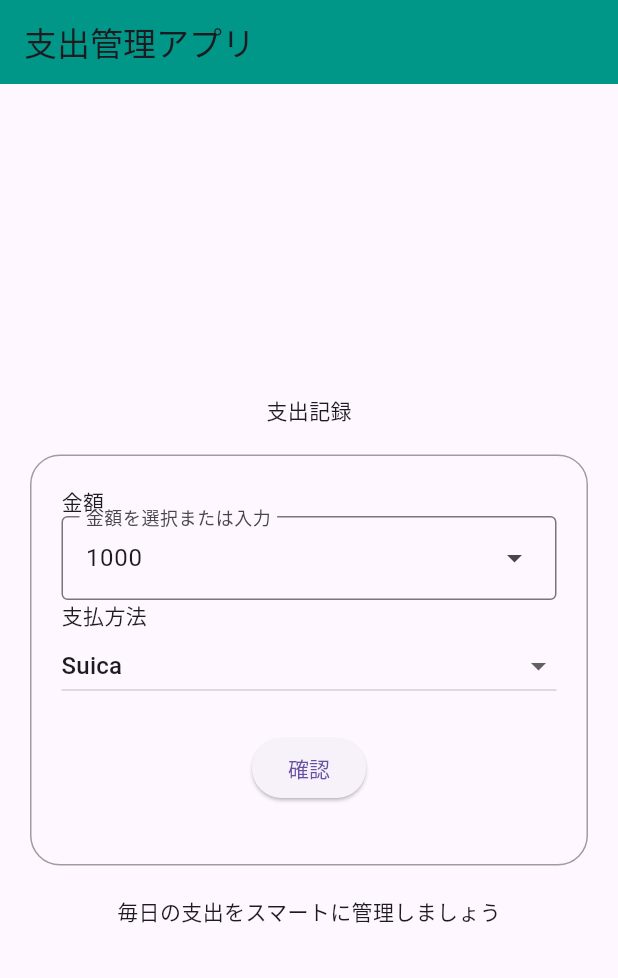
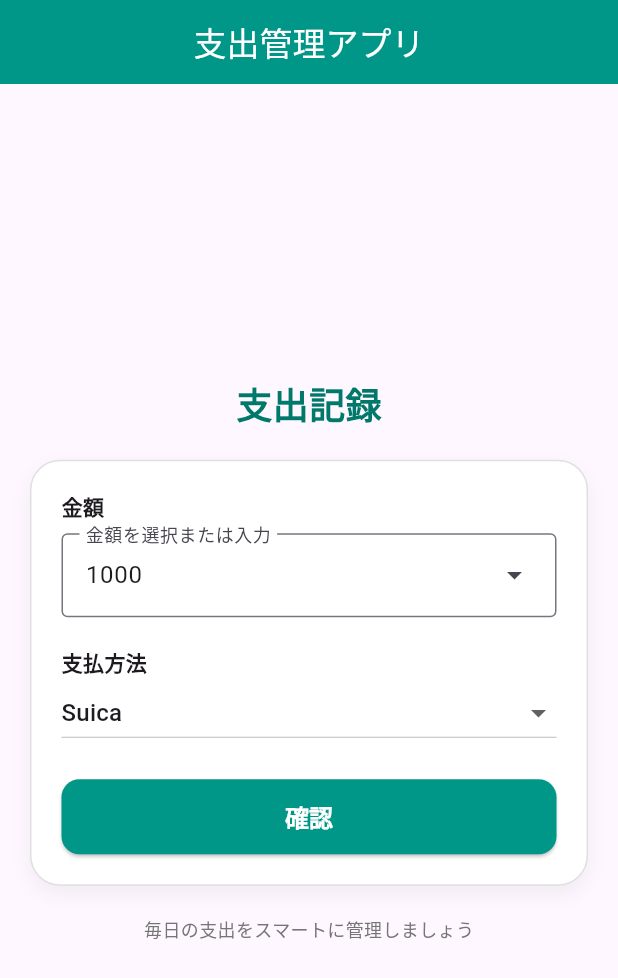
Before and after one commit to PainCorner/HOME-MoneyLog, a Flutter app: the screen it shows after launch, on a phone screen of 412 x 824 dp. Shown: the top 978 px of the screen. Run offline on Flutter 3.47's test engine with Material 3 defaults, Android fonts, the phone set to English and light mode, and no system bars.

Commit message:
入力画面UIを変更しました。AIにリファクタリング、描画を見やすく変更させました。

```diff
--- a/lib/main.dart
+++ b/lib/main.dart
@@ -3,6 +3,5 @@ import 'package:home_moneylog/model.dart';
 
 void main() {
   // クラス名を書くと、勝手にimportが自動補完される（javaと同じ）
-  Model ma = new Model();
-  runApp(ma);
+  runApp(const MaterialApp(home: Model()));
 }
--- a/lib/model.dart
+++ b/lib/model.dart
@@ -2,6 +2,9 @@ import 'package:flutter/material.dart';
 
 class Model extends StatefulWidget {
   const Model({super.key});
+
+
+
 
   @override
   State<Model> createState() => _ModelState();
@@ -14,84 +17,110 @@ class _ModelState extends State<Model> {
 
   @override
   Widget build(BuildContext context) {
-    final confirmBtn = Padding(
+    return Scaffold(
+      appBar: AppBar(
+        title: const Text('支出管理アプリ', style: TextStyle(color: Colors.white)),
+        backgroundColor: Colors.teal,
+        centerTitle: true,
+      ),
+      body: Center(
+        child: SingleChildScrollView(
+          child: Column(
+            mainAxisAlignment: MainAxisAlignment.center,
+            children: [
+              Text(
+                '支出記録',
+                style: TextStyle(
+                  fontSize: 24,
+                  fontWeight: FontWeight.bold,
+                  color: Colors.teal.shade700,
+                ),
+              ),
+              Container(
                 padding: EdgeInsets.all(spacing),
-      child: ElevatedButton(
-        onPressed: () => debugPrint('成功です'),
-        child: Text('確認'),
+                margin: EdgeInsets.all(spacing),
+                decoration: BoxDecoration(
+                  color: Colors.white,
+                  border: Border.all(color: Colors.grey.shade300),
+                  borderRadius: BorderRadius.circular(20),
+                  boxShadow: [
+                    BoxShadow(
+                      color: Colors.black.withOpacity(0.05),
+                      blurRadius: 10,
+                      offset: const Offset(0, 5),
                     ),
-    );
-
-    final amountField = buildFormComboBox('金額');
-    final payField = buildFormDropDown('支払方法');
-
-    final header = Text('支出記録');
-
-    final form = Column(
-      mainAxisAlignment: MainAxisAlignment.center,
-      children: [amountField, payField, confirmBtn],
-    );
-
-    final formCont = Container(
-      decoration: BoxDecoration(
-        border: Border.all(color: Colors.grey),
-        borderRadius: BorderRadius.circular(20),
+                  ],
                 ),
-
-      padding: EdgeInsets.all(spacing),
-      width: double.infinity,
-      margin: EdgeInsets.all(spacing),
-      child: form,
-    );
-
-    final footer = Container(child: Text('毎日の支出をスマートに管理しましょう'));
-
-    final appContents = Column(
-      mainAxisAlignment: MainAxisAlignment.center,
-      children: [header, formCont, footer],
-    );
-
-    return MaterialApp(
-      home: Scaffold(
-        appBar: AppBar(title: Text('支出管理アプリ'), backgroundColor: Colors.teal),
-        body: Center(child: appContents),
+                child: Column(
+                  children: [
+                    _buildFormComboBox('金額'),
+                    SizedBox(height: spacing),
+                    _buildFormDropDown('支払方法'),
+                    SizedBox(height: spacing),
+                    _buildConfirmButton(),
+                  ],
+                ),
+              ),
+              Text(
+                '毎日の支出をスマートに管理しましょう',
+                style: TextStyle(color: Colors.grey.shade600, fontSize: 12),
+              ),
+            ],
+          ),
+        ),
       ),
     );
   }
 
-  Widget buildFormComboBox(String lblText) {
-    final List<String> items = ['1000', '2000', '5000'];
+  Widget _buildConfirmButton() {
+    return SizedBox(
+      width: double.infinity,
+      height: 50,
+      child: ElevatedButton(
+        style: ElevatedButton.styleFrom(
+          backgroundColor: Colors.teal,
+          foregroundColor: Colors.white,
+          shape: RoundedRectangleBorder(
+            borderRadius: BorderRadius.circular(12),
+          ),
+        ),
+        onPressed: () {
+          debugPrint('保存: $_amountValue 円 / 方法: $_selectedPayTypeText');
+        },
+        child: const Text(
+          '確認',
+          style: TextStyle(fontSize: 16, fontWeight: FontWeight.bold),
+        ),
+      ),
+    );
+  }
 
-    return Container(
-      child: Column(
-        crossAxisAlignment: CrossAxisAlignment.stretch,
+  Widget _buildFormComboBox(String lblText) {
+    const items = ['1000', '2000', '5000'];
+    return Column(
+      crossAxisAlignment: CrossAxisAlignment.start,
       children: [
-          Text('金額'),
+        Text(lblText, style: const TextStyle(fontWeight: FontWeight.bold)),
+        const SizedBox(height: 8),
         DropdownMenu<String>(
           initialSelection: items.first,
-            label: Text('${lblText}を選択または入力'),
+          label: Text('$lblTextを選択または入力'),
           expandedInsets: EdgeInsets.zero,
-            onSelected: (String? value) {
-              setState(() {
-                _amountValue = value!;
-              });
-            },
+          onSelected: (value) => setState(() => _amountValue = value!),
           dropdownMenuEntries:
-                items.map<DropdownMenuEntry<String>>((String value) {
+              items.map((value) {
                 return DropdownMenuEntry<String>(value: value, label: value);
               }).toList(),
         ),
       ],
-      ),
     );
   }
 
-  Widget buildFormDropDown(String lblText) {
-    return Container(
-      child: Column(
-        crossAxisAlignment: CrossAxisAlignment.stretch,
+  Widget _buildFormDropDown(String lblText) {
+    return Column(
+      crossAxisAlignment: CrossAxisAlignment.start,
       children: [
-          Text(lblText),
+        Text(lblText, style: const TextStyle(fontWeight: FontWeight.bold)),
         DropdownButton<String>(
           isExpanded: true,
           value: _selectedPayTypeText,
@@ -102,14 +131,10 @@ class _ModelState extends State<Model> {
                   child: Text(value),
                 );
               }).toList(),
-            onChanged: (String? newValue) {
-              setState(() {
-                _selectedPayTypeText = newValue!;
-              });
-            },
+          onChanged:
+              (newValue) => setState(() => _selectedPayTypeText = newValue!),
         ),
       ],
-      ),
     );
   }
 }
```
Lines whose indentation alone changed are shown as unchanged.
